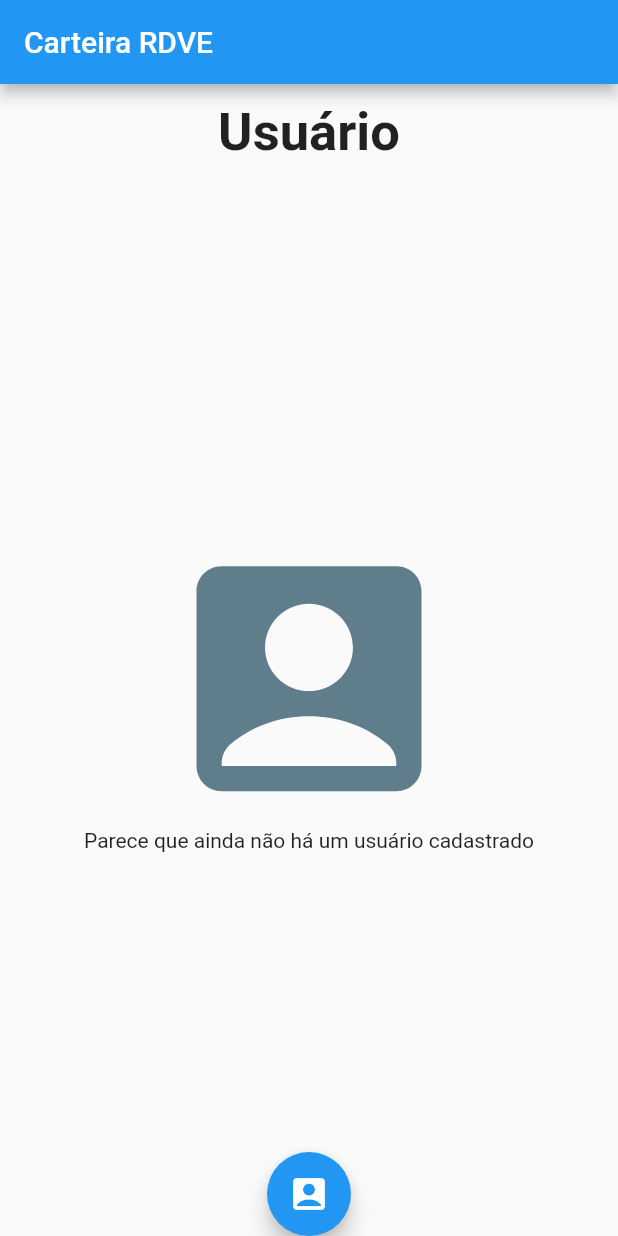
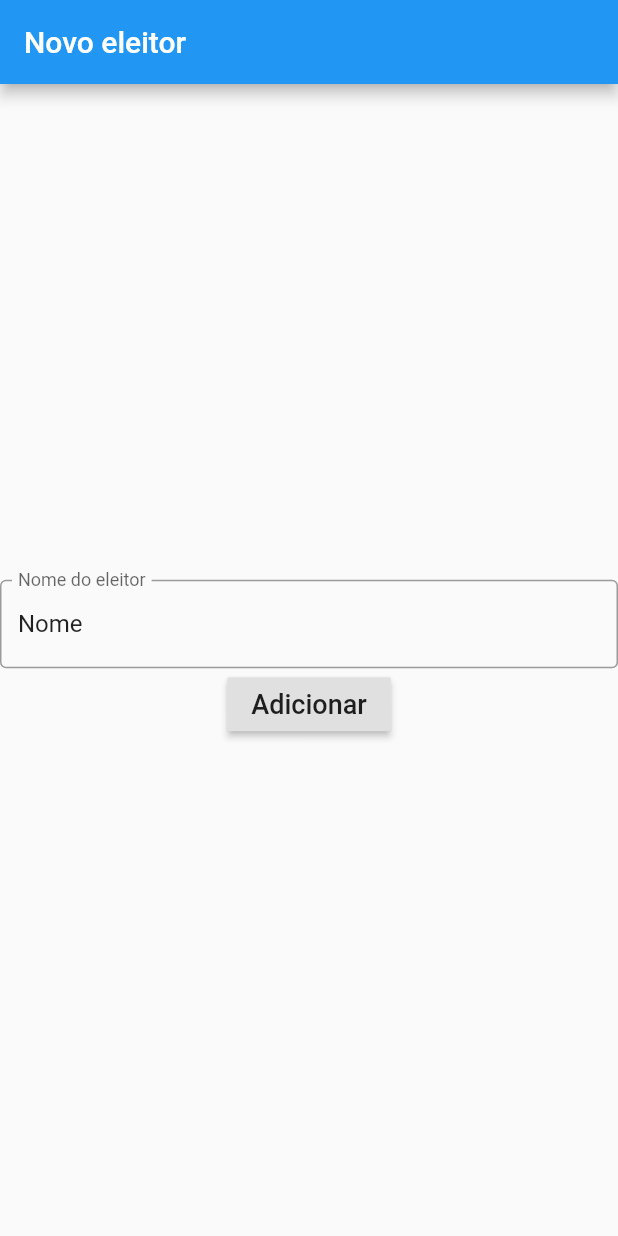
Before and after one commit to rammyres/rdve_wallet, a Flutter app: the screen it shows after launch, on a phone screen of 412 x 824 dp. Run offline on Flutter 3.47's test engine with Material 2 defaults, Android fonts, the phone set to English and light mode, and no system bars; our stand-ins replace convert; missing offline and left inert: bs58, hash, secp256k1.

Commit message:
Inclusão da página novoUsuario

```diff
--- /dev/null
+++ b/lib/componentes/novoUsuario.dart
@@ -0,0 +1,82 @@
+import 'package:flutter/material.dart';
+import 'package:rdve_wallet/modelos/eleitor.dart';
+
+class NovoUsuario extends StatefulWidget {
+  @override
+  _NovoUsuarioState createState() => _NovoUsuarioState();
+}
+
+class _NovoUsuarioState extends State<NovoUsuario> {
+  Future<void> _showMyDialog() async {
+    return showDialog<void>(
+      context: context,
+      barrierDismissible: false, // user must tap button!
+      builder: (BuildContext context) {
+        return AlertDialog(
+          title: Text('Erro'),
+          content: SingleChildScrollView(
+            child: ListBody(
+              children: <Widget>[
+                Text('O nome do eleitor não pode estar vazio.'),
+                Text('Inclua o nome do eleitor e tente novamente'),
+              ],
+            ),
+          ),
+          actions: <Widget>[
+            TextButton(
+              child: Text('Entendi'),
+              onPressed: () {
+                Navigator.of(context).pop();
+              },
+            ),
+          ],
+        );
+      },
+    );
+  }
+
+  final controleNome = TextEditingController(text: "Nome");
+
+  void novoEleitor(String nome) {
+    var eleitor = Eleitor.gerarNovo(nome);
+    print(eleitor.paraJson());
+  }
+
+  bool estaVazio() {
+    bool teste;
+    setState(() {
+      teste = controleNome.text == '';
+    });
+    return teste;
+  }
+
+  @override
+  Widget build(BuildContext context) {
+    return Scaffold(
+        appBar: AppBar(
+          title: Text("Novo eleitor"),
+        ),
+        body: Column(
+          children: [
+            Spacer(),
+            TextField(
+              controller: controleNome,
+              decoration: InputDecoration(
+                border: OutlineInputBorder(),
+                labelText: 'Nome do eleitor',
+              ),
+            ),
+            RaisedButton(
+              child: Text(
+                "Adicionar",
+                style: TextStyle(fontSize: 18),
+              ),
+              onPressed: () {
+                estaVazio() ? _showMyDialog() : novoEleitor(controleNome.text);
+              },
+            ),
+            Spacer(),
+          ],
+        ));
+  }
+}
--- a/lib/main.dart
+++ b/lib/main.dart
@@ -1,4 +1,5 @@
 import 'package:flutter/material.dart';
+import 'package:rdve_wallet/componentes/novoUsuario.dart';
 
 void main() {
   runApp(MyApp());
@@ -13,7 +14,8 @@ class MyApp extends StatelessWidget {
         primarySwatch: Colors.blue,
         visualDensity: VisualDensity.adaptivePlatformDensity,
       ),
-      home: PaginaInicial('Carteira RDVE'),
+      //home: PaginaInicial('Carteira RDVE'),
+      home: NovoUsuario(),
     );
   }
 }
@@ -35,17 +37,6 @@ class PaginaInicial extends StatelessWidget {
           child: Column(
             crossAxisAlignment: CrossAxisAlignment.center,
             children: [
-              Text(
-                "Usuário",
-                style: TextStyle(fontSize: 35, fontWeight: FontWeight.bold),
-              ),
-              Spacer(),
-              Icon(
-                Icons.account_box,
-                color: Colors.blueGrey,
-                size: 200,
-              ),
-              Text("Parece que ainda não há um usuário cadastrado"),
               Spacer(),
             ],
           ),
--- a/lib/modelos/teste.dart
+++ b/lib/modelos/teste.dart
@@ -1,7 +1,10 @@
+import 'dart:convert';
+
 import 'package:hash/hash.dart';
 import 'package:secp256k1/secp256k1.dart';
 import 'package:bs58/bs58.dart';
 import 'package:convert/convert.dart';
+import 'package:uuid/uuid.dart';
 
 String gerarEndereco(PublicKey chavePublica) {
   //Gera o endereço a partir de uma chave pública ECDSA
@@ -26,9 +29,28 @@ String gerarEndereco(PublicKey chavePublica) {
   return _enderecoPublicoB;
 }
 
+String paraJson([
+  String id,
+  String nome,
+  String endereco,
+  PrivateKey chavePrivada,
+]) {
+  return json.encode({
+    'id': id,
+    'nome': nome,
+    'endereco': endereco,
+    'chavePublica': chavePrivada.publicKey.toString(),
+  });
+}
+
 main() {
+  var gerarUid = Uuid();
+  var uuid = gerarUid.v4();
   var prKey = PrivateKey.generate();
   var endereco = gerarEndereco(prKey.publicKey);
   print(endereco);
   print(endereco.length);
+  print(uuid.toString());
+  var mapa = paraJson(uuid, "teste", endereco, prKey);
+  print(mapa);
 }
```
Also changed, not shown: lib/modelos/eleitor.dart (+6 -3 lines).
